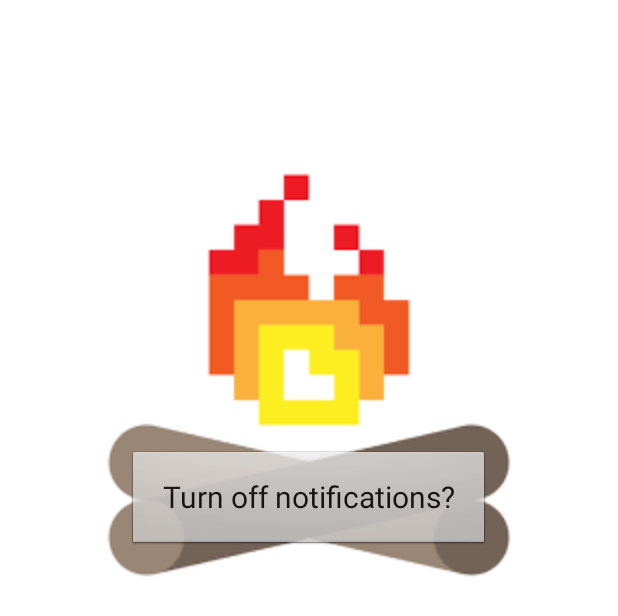
After one commit to shyue/BitcampStressApp, an Android app: the layout activity_notification.xml on its own in the app's theme, with its tools: preview values and no code run, on a phone screen of 412 x 824 dp. The commit adds this screen. Shown: the top 616 px of the screen. Run offline under Robolectric (Android 15) with nearby library versions, the phone set to English and light mode, and no system bars.

Commit message:
Added Notification

```diff
--- a/app/build.gradle
+++ b/app/build.gradle
@@ -16,4 +16,7 @@ android {
             proguardFiles getDefaultProguardFile('proguard-android.txt'), 'proguard-rules.txt'
         }
     }
+    dependencies{
+        compile "com.android.support:support-v4:23.1.1"
+    }
 }
--- a/app/src/main/java/com/jwetherell/heart_rate_monitor/HeartRateMonitor.java
+++ b/app/src/main/java/com/jwetherell/heart_rate_monitor/HeartRateMonitor.java
@@ -6,6 +6,7 @@ import java.io.File;
 import java.io.FileOutputStream;
 import java.io.FileReader;
 import java.io.FileWriter;
+import java.util.Date;
 import java.util.concurrent.atomic.AtomicBoolean;
 
 import android.app.Activity;
@@ -206,7 +207,7 @@ public class HeartRateMonitor extends Activity {
                 textValWrite = String.valueOf(beatsAvg);
                 try {
                     FileOutputStream fOut = MainActivity.appstate.openFileOutput("heartbeat.txt", Context.MODE_APPEND);
-                    fOut.write((textValWrite+"\n").getBytes());
+                    fOut.write(((new Date()).toString() + " " + textValWrite + "\n").getBytes());
                     fOut.close();
                 }catch (Exception e){Log.i("debug", "fail");};
 
--- a/app/src/main/java/com/jwetherell/heart_rate_monitor/Journal.java
+++ b/app/src/main/java/com/jwetherell/heart_rate_monitor/Journal.java
@@ -14,6 +14,7 @@ import java.io.FileOutputStream;
 import java.io.FileReader;
 import java.io.IOException;
 import java.io.InputStreamReader;
+import java.util.Date;
 import java.util.HashMap;
 import java.util.Map;
 
@@ -79,8 +80,8 @@ public class Journal extends Activity {
 
         try {
             FileOutputStream fOut = MainActivity.appstate.openFileOutput("journal.txt", Context.MODE_APPEND);
-            fOut.write((val+"\n").getBytes());
-            Log.i("debug", val+"");
+            fOut.write(((new Date()).toString() + " " + val + "\n").getBytes());
+            Log.i("debug", val + "");
             fOut.close();
         }catch (Exception e){Log.i("debug", "fail");};
 
--- a/app/src/main/java/com/jwetherell/heart_rate_monitor/MainActivity.java
+++ b/app/src/main/java/com/jwetherell/heart_rate_monitor/MainActivity.java
@@ -34,4 +34,8 @@ public class MainActivity extends Activity {
         MainActivity.this.startActivity(intent);
     }
 
+    public void getNotificationer(View view) {
+        Intent intent = new Intent(MainActivity.this, Notificationer.class);
+        MainActivity.this.startActivity(intent);
+    }
 }
--- a/app/src/main/java/com/jwetherell/heart_rate_monitor/Survey.java
+++ b/app/src/main/java/com/jwetherell/heart_rate_monitor/Survey.java
@@ -14,6 +14,7 @@ import java.io.File;
 import java.io.FileOutputStream;
 import java.io.FileReader;
 import java.io.IOException;
+import java.util.Date;
 
 
 public class Survey extends Activity {
@@ -124,7 +125,7 @@ public class Survey extends Activity {
 
         try {
             FileOutputStream fOut = MainActivity.appstate.openFileOutput("Answers.txt", Context.MODE_APPEND);
-            fOut.write((total+"\t"+intensity+"\t"+polarity+"\t"+mood+"\n").getBytes());
+            fOut.write(((new Date()).toString() + " " + total + "\t" + intensity + "\t" + polarity + "\t" + mood + "\n").getBytes());
             fOut.close();
         }catch (Exception e){
             Log.i("debug", "fail");};
--- /dev/null
+++ b/app/src/main/res/layout/activity_notification.xml
@@ -0,0 +1,27 @@
+<?xml version="1.0" encoding="utf-8"?>
+<LinearLayout xmlns:android="http://schemas.android.com/apk/res/android"
+    android:orientation="vertical" android:layout_width="match_parent"
+    android:layout_height="match_parent"
+    android:background="#FFFFFF"
+    android:weightSum="1">
+
+    <ImageView
+        android:id="@+id/imageView1"
+        android:layout_width="wrap_content"
+        android:layout_height="wrap_content"
+        android:src="@drawable/bitcamp"
+        android:layout_gravity="center"
+        android:layout_marginTop="100dp" />
+
+    <Button
+        android:alpha="0.8"
+        android:layout_width="242dp"
+        android:layout_height="67dp"
+        android:text="Turn off notifications?"
+        android:id="@+id/button3"
+        android:layout_gravity="center_horizontal"
+        android:textSize="20dp"
+        android:layout_marginTop="-100dp"
+        android:src="@drawable/sleep"
+        android:onClick="getSleep" />
+</LinearLayout>
--- a/app/src/main/res/values/strings.xml
+++ b/app/src/main/res/values/strings.xml
@@ -5,4 +5,5 @@
     <string name="title_activity_main">Stress App</string>
     <string name="title_activity_journal">Journal</string>
     <string name="title_activity_survey">Survey</string>
+    <string name="title_activity_notification">Notification</string>
 </resources>
```
Also changed, not shown: app/src/main/AndroidManifest.xml (+14 -1 lines), app/src/main/java/com/jwetherell/heart_rate_monitor/MyNewIntentService.java (added, +35 -0 lines), app/src/main/java/com/jwetherell/heart_rate_monitor/MyReceiver.java (added, +18 -0 lines), app/src/main/java/com/jwetherell/heart_rate_monitor/Notificationer.java (added, +101 -0 lines), app/src/main/res/layout/menu.xml (+3 -14 lines), app/src/main/res/drawable-ldpi/part2.png (added), app/src/main/res/drawable-ldpi/part5.png (added), app/src/main/res/drawable-ldpi/sleep.png (added), 579 other files.
